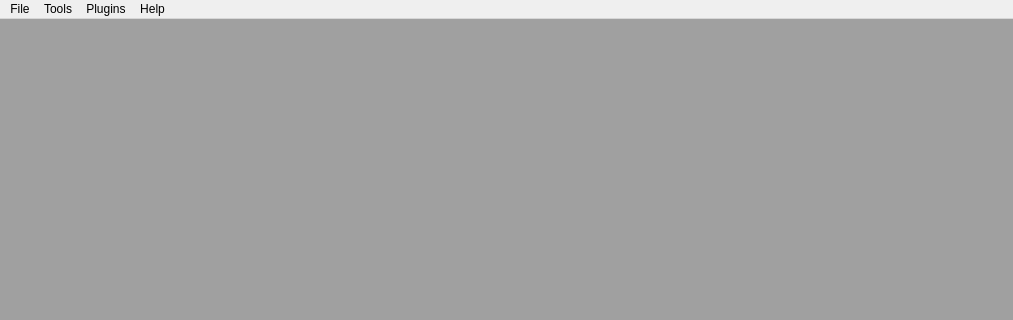
Old version of the form Velocity/mainwindow.ui in the repository hetelek/Velocity; both pictures show x 0 to 1013 and y 0 to 320 of the 1013 by 623 pixel window.
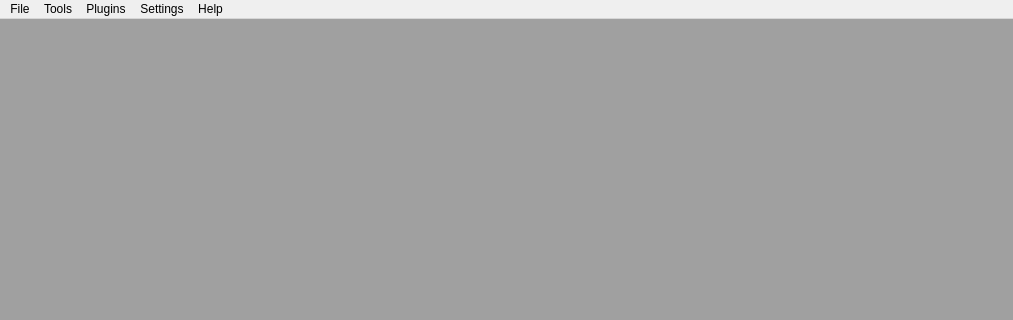
New version of the form. Icons and pictures are not drawn.

Commit message: created working settings dialog

```diff
--- a/Velocity/mainwindow.ui
+++ b/Velocity/mainwindow.ui
@@ -132,9 +132,16 @@
     <addaction name="menuGame_Modders"/>
     <addaction name="menuProfile_Modders"/>
    </widget>
+   <widget class="QMenu" name="menuSettings">
+    <property name="title">
+     <string>Settings</string>
+    </property>
+    <addaction name="actionPreferences"/>
+   </widget>
    <addaction name="menuFile"/>
    <addaction name="menuProfile"/>
    <addaction name="menuPlugins"/>
+   <addaction name="menuSettings"/>
    <addaction name="menuHelp"/>
   </widget>
   <widget class="QStatusBar" name="statusBar">
```
Left out of the diff: 9 changed lines with no effect on the pictures. The commit also changes 9 other files.
